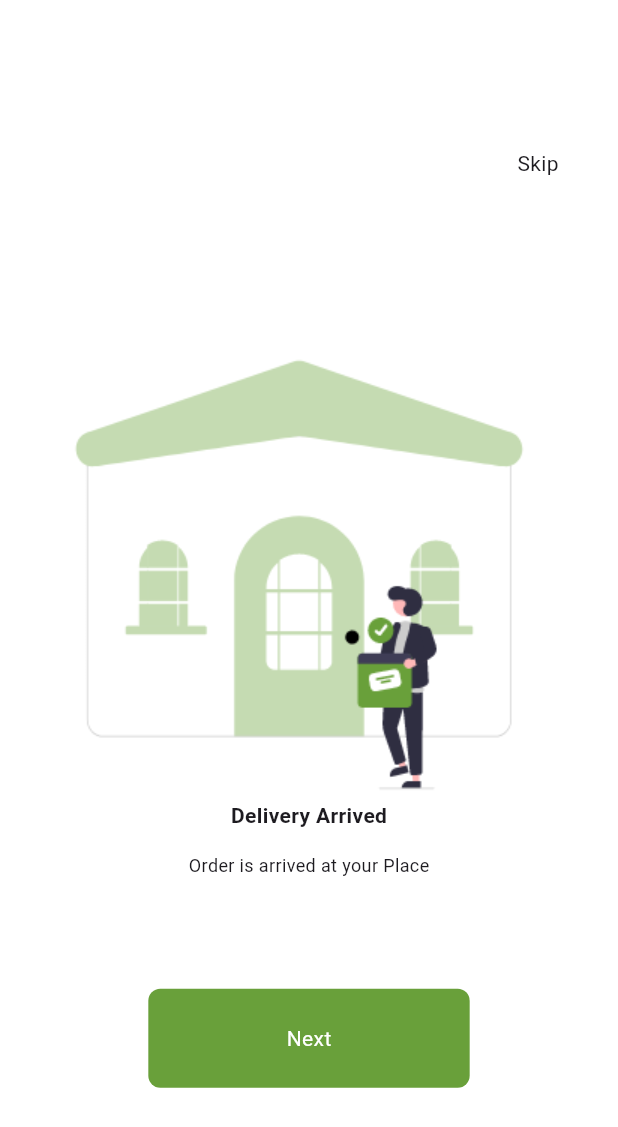
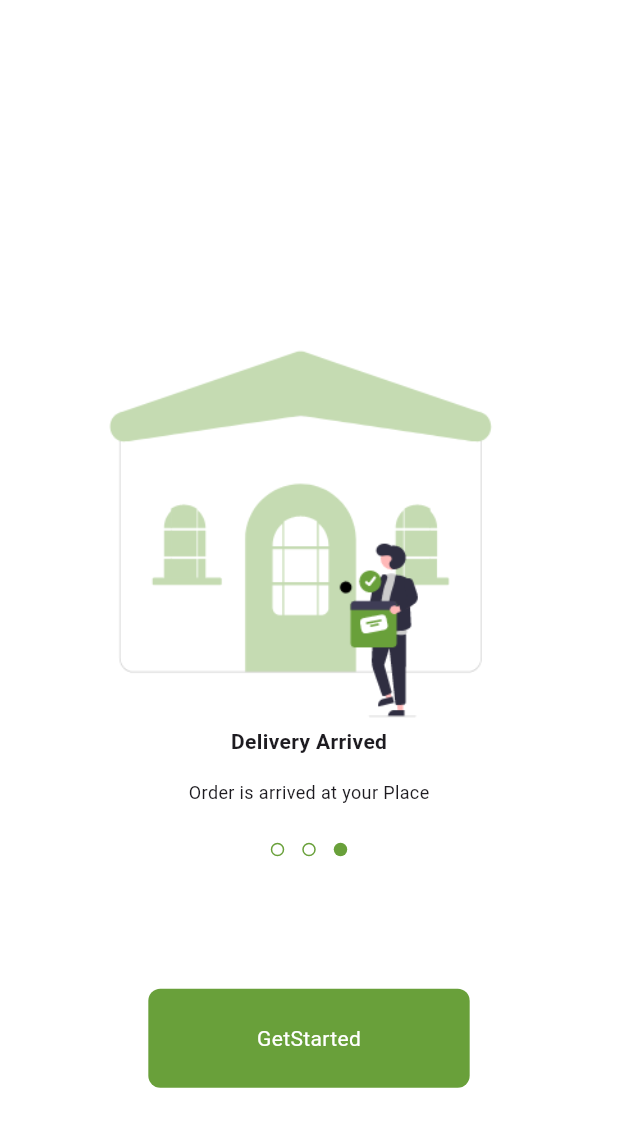
Before and after one commit to HamdiElsherpeni/frute_app, a Flutter app: the screen it shows after launch, swiped to page 3, on a phone screen of 412 x 824 dp. Shown: the top 1127 px of the screen. Run offline on Flutter 3.47's test engine with Material 3 defaults, Android fonts, the phone set to English and light mode, and no system bars; drawn by our look-alikes of dots_indicator; our stand-ins replace get.

Commit message:
finshed the splash view and onBording view

```diff
--- /dev/null
+++ b/lib/core/widgets/coustem_indecator.dart
@@ -0,0 +1,23 @@
+import 'package:dots_indicator/dots_indicator.dart';
+import 'package:flutter/material.dart';
+import 'package:frute_app/constsnt.dart';
+
+class CoustemIndecator extends StatelessWidget {
+  const CoustemIndecator({super.key, required this.index});
+  final double? index;
+  @override
+  Widget build(BuildContext context) {
+    return DotsIndicator(
+      dotsCount: 3,
+      position: index ?? 0,
+      decorator: DotsDecorator(
+        activeColor: kPrimaryColor,
+        color: Colors.transparent,
+        shape: RoundedRectangleBorder(
+          borderRadius: BorderRadius.circular(8),
+          side: BorderSide(color: kPrimaryColor),
+        ),
+      ),
+    );
+  }
+}
--- /dev/null
+++ b/lib/features/auth/presentation/view/login_view.dart
@@ -0,0 +1,11 @@
+import 'package:flutter/material.dart';
+import 'package:frute_app/features/auth/presentation/view/widgets/login_view_body.dart';
+
+class LoginView extends StatelessWidget {
+  const LoginView({super.key});
+
+  @override
+  Widget build(BuildContext context) {
+    return Scaffold(body: SafeArea(child: LoginViewBody()));
+  }
+}
--- /dev/null
+++ b/lib/features/auth/presentation/view/widgets/login_view_body.dart
@@ -0,0 +1,10 @@
+import 'package:flutter/material.dart';
+
+class LoginViewBody extends StatelessWidget {
+  const LoginViewBody({super.key});
+
+  @override
+  Widget build(BuildContext context) {
+    return Column();
+  }
+}
--- a/lib/features/on_bording/presentation/view/widgets/coustem_page_view.dart
+++ b/lib/features/on_bording/presentation/view/widgets/coustem_page_view.dart
@@ -3,11 +3,12 @@ import 'package:flutter/widgets.dart';
 import 'package:frute_app/features/on_bording/presentation/view/widgets/page_view_iteam.dart';
 
 class CoustemPageView extends StatelessWidget {
-  const CoustemPageView({super.key});
-
+  const CoustemPageView({super.key, this.pageController});
+final PageController ?pageController;
   @override
   Widget build(BuildContext context) {
     return PageView(
+      controller: pageController,
       children: [
         PageViewIteam(
           image: 'assets/images/onBording1.png',
--- a/lib/features/on_bording/presentation/view/widgets/on_bording_view_body.dart
+++ b/lib/features/on_bording/presentation/view/widgets/on_bording_view_body.dart
@@ -1,26 +1,80 @@
+import 'package:dots_indicator/dots_indicator.dart';
 import 'package:flutter/material.dart';
+import 'package:frute_app/constsnt.dart';
 import 'package:frute_app/core/utils/size_cofige.dart';
 import 'package:frute_app/core/widgets/coustem_buttons.dart';
+import 'package:frute_app/core/widgets/coustem_indecator.dart';
+import 'package:frute_app/features/auth/presentation/view/login_view.dart';
 import 'package:frute_app/features/on_bording/presentation/view/widgets/coustem_page_view.dart';
+import 'package:get/get.dart';
+import 'package:get/get_connect/http/src/utils/utils.dart';
+import 'package:get/utils.dart';
 
-class OnBordingViewBody extends StatelessWidget {
+class OnBordingViewBody extends StatefulWidget {
   const OnBordingViewBody({super.key});
+
+  @override
+  State<OnBordingViewBody> createState() => _OnBordingViewBodyState();
+}
+
+class _OnBordingViewBodyState extends State<OnBordingViewBody> {
+  PageController? pageController;
+  @override
+  void initState() {
+    // TODO: implement initState
+    pageController = PageController(initialPage: 0)
+      ..addListener(() {
+        setState(() {});
+      });
+    super.initState();
+  }
 
   @override
   Widget build(BuildContext context) {
     return Stack(
       children: [
-        CoustemPageView(),
+        CoustemPageView(pageController: pageController),
         Positioned(
-          top: SizeCofige.defaultSize! * 10,
-          right: SizeCofige.defaultSize! * 4,
-          child: Text('Skip'),
+          left: SizeCofige.defaultSize! * 10,
+          right: SizeCofige.defaultSize! * 10,
+          bottom: SizeCofige.defaultSize! * 25,
+          child: CoustemIndecator(
+            index: pageController!.hasClients ? pageController?.page : 0,
+          ),
+        ),
+        Visibility(
+          visible: pageController!.hasClients
+              ? (pageController?.page == 2 ? false : true)
+              : true,
+          child: Positioned(
+            top: SizeCofige.defaultSize! * 10,
+            right: SizeCofige.defaultSize! * 4,
+            child: Text('Skip'),
+          ),
         ),
         Positioned(
           left: SizeCofige.defaultSize! * 10,
           right: SizeCofige.defaultSize! * 10,
           bottom: SizeCofige.defaultSize! * 10,
-          child: GeneralButton(text: 'Next',),
+          child: GeneralButton(
+            text: pageController!.hasClients
+                ? (pageController?.page == 2 ? 'GetStarted' : 'Next')
+                : 'Next',
+            onTap: () {
+              if (pageController!.page! < 2) {
+                pageController?.nextPage(
+                  duration: Duration(milliseconds: 500),
+                  curve: Curves.bounceIn,
+                );
+              } else {
+                Get.to(
+                  () => LoginView(),
+                  transition: Transition.rightToLeft,
+                  duration: Duration(milliseconds: 500),
+                );
+              }
+            },
+          ),
         ),
       ],
     );
--- a/lib/features/on_bording/presentation/view/widgets/page_view_iteam.dart
+++ b/lib/features/on_bording/presentation/view/widgets/page_view_iteam.dart
@@ -17,7 +17,10 @@ class PageViewIteam extends StatelessWidget {
     return Column(
       children: [
         VerticalSpace(value: 20),
-        Image.asset(image),
+        SizedBox(
+          height: SizeCofige.defaultSize! * 29,
+          child: Image.asset(image),
+        ),
         Text(titel, style: TextStyle(fontWeight: FontWeight.bold)),
         VerticalSpace(value: 1.5),
         Text(subTitel, style: TextStyle(fontSize: 12)),
--- a/pubspec.yaml
+++ b/pubspec.yaml
@@ -29,6 +29,7 @@ environment:
 # versions available, run `flutter pub outdated`.
 dependencies:
   cupertino_icons: ^1.0.8
+  dots_indicator: ^4.0.1
   flutter:
     sdk: flutter
   get: ^4.7.3
```
Also changed, not shown: pubspec.lock.
